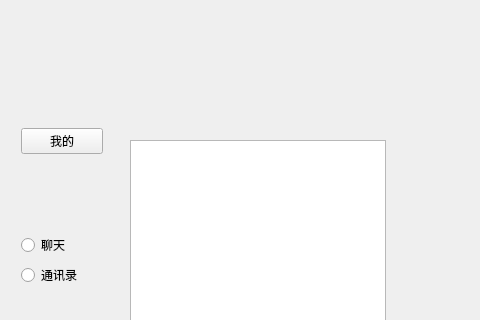
124327288/ChatClient, file ServiceChat/mainwindow.ui: the form before one commit; both pictures show x 0 to 480 and y 0 to 320 of the 800 by 600 pixel window.
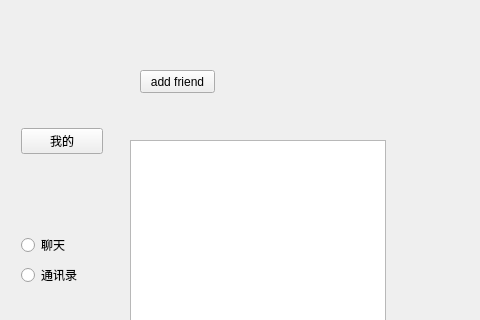
The form after the commit.

The edit to the form file:
```diff
--- a/ServiceChat/mainwindow.ui
+++ b/ServiceChat/mainwindow.ui
@@ -74,6 +74,19 @@
      </rect>
     </property>
    </widget>
+   <widget class="QPushButton" name="addFriendBtn">
+    <property name="geometry">
+     <rect>
+      <x>140</x>
+      <y>70</y>
+      <width>75</width>
+      <height>23</height>
+     </rect>
+    </property>
+    <property name="text">
+     <string>add friend</string>
+    </property>
+   </widget>
   </widget>
   <widget class="QMenuBar" name="menubar">
    <property name="geometry">
```
Left out of the diff: 2 changed lines with no effect on the pictures.
